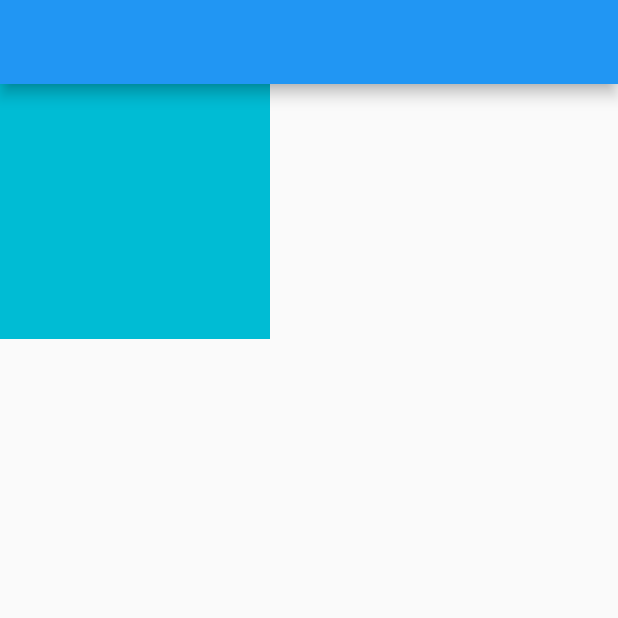
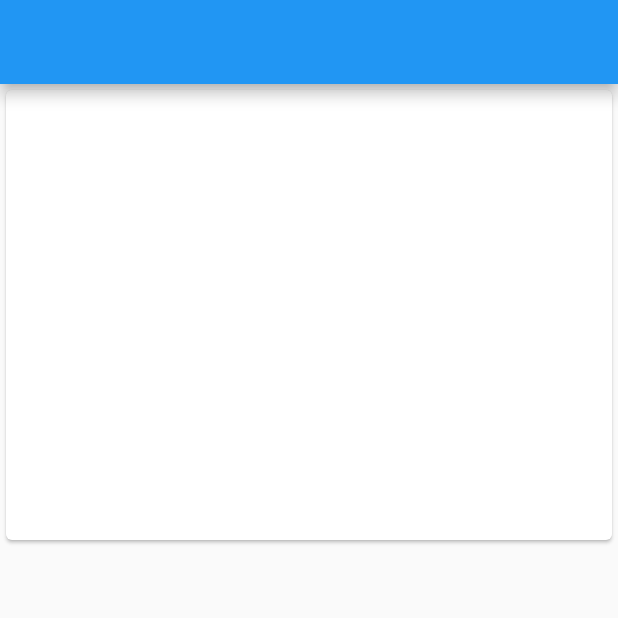
Before and after one commit to Keiji-morita/project_April, a Flutter app: the screen it shows after launch, on a phone screen of 412 x 824 dp, the top half of it. Run offline on Flutter 3.47's test engine with Material 2 defaults, Android fonts, the phone set to English and light mode, and no system bars.

Commit message:
カード表示

```diff
--- a/lib/planList.dart
+++ b/lib/planList.dart
@@ -12,25 +12,14 @@ class _planListState extends State<planList> {
     return Scaffold(
       appBar: AppBar(
       ),
-      body: SizedBox(
-        height: 170,
-        width: 180,
-      child: InkWell(
-        child: Container(
-          decoration: BoxDecoration(
-            color: Colors.cyan
-          )
-
-          ),
-      onTap: (){
-        Navigator.push(
-              context,
-              MaterialPageRoute(builder: (context) => planContents(),
-              )
-        );
-      },
-      )
-      )
+      body: Card(
+  child: InkWell(  // InkWellはCardの子ウィジェット
+    onTap: () {},
+    child: Container(
+      height: 300.0,
+    ),
+  ),
+),
     );
   }
 }
```
